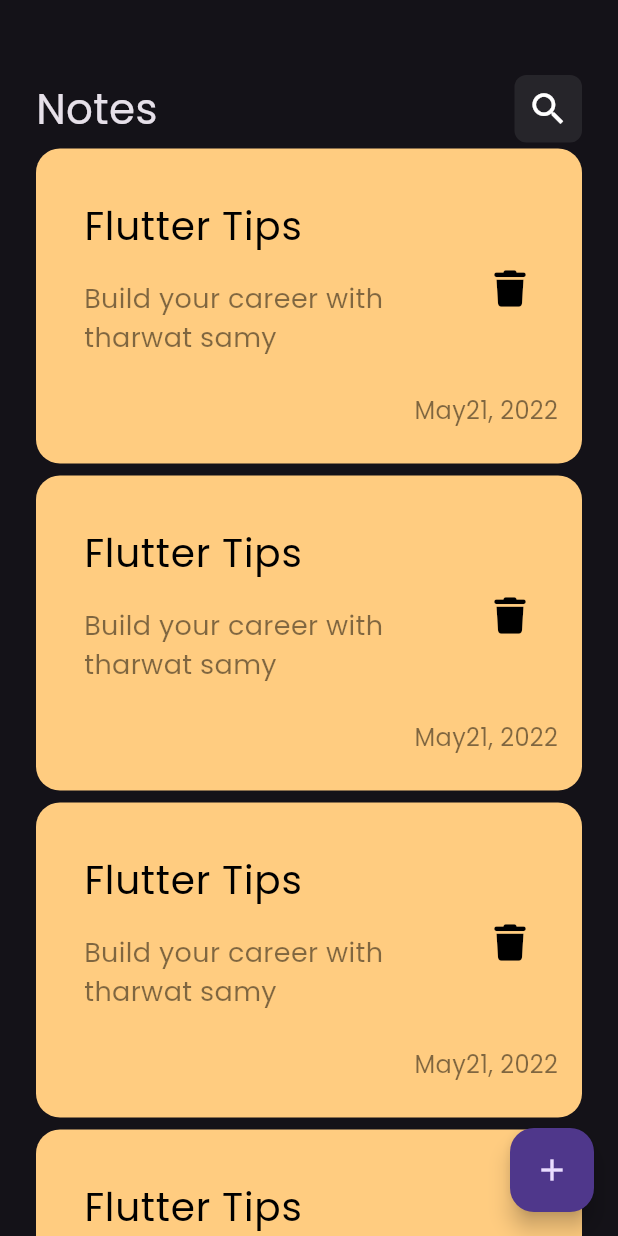
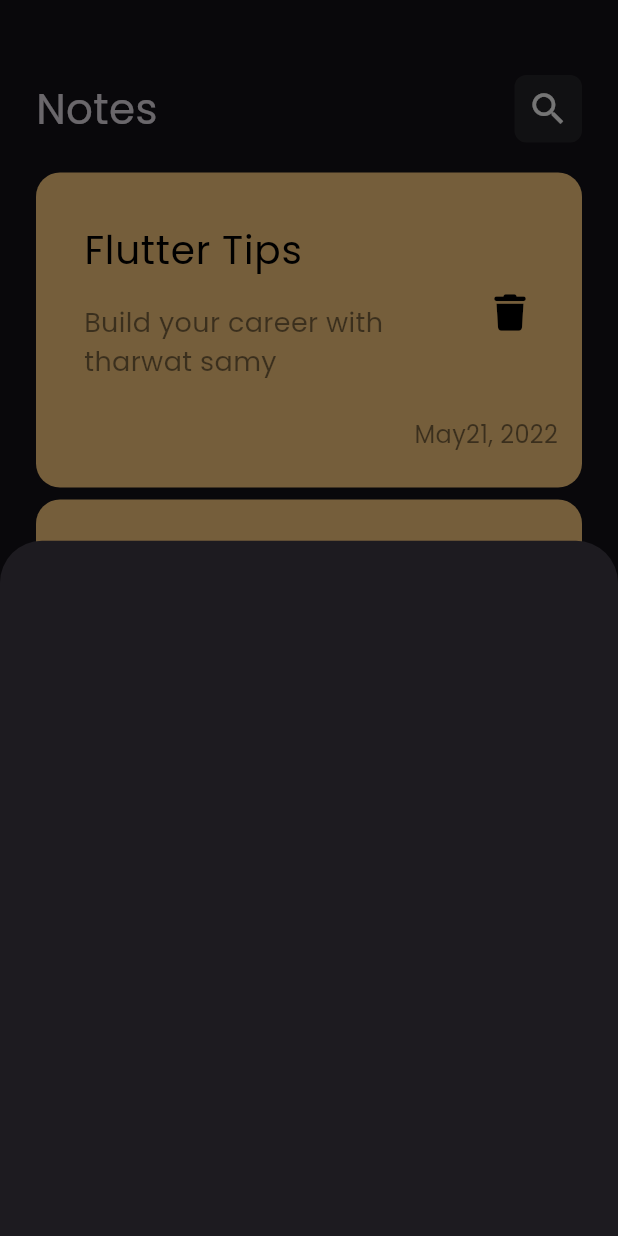
Before and after one commit to Yousef15abdelmenam/Notes_app, a Flutter app: the screen it shows after launch, after a tap on the "add" icon, on a phone screen of 412 x 824 dp. Run offline on Flutter 3.47's test engine with Material 3 defaults, Android fonts, the phone set to English and light mode, and no system bars; our stand-ins replace font_awesome_flutter.

Commit message:
add note bottom sheet

```diff
--- a/lib/views/notes_view.dart
+++ b/lib/views/notes_view.dart
@@ -1,4 +1,5 @@
 import 'package:flutter/material.dart';
+import 'package:notes_app/widgets/add_note_bottom_sheet.dart';
 import 'package:notes_app/widgets/custom_app_bar.dart';
 import 'package:notes_app/widgets/notes_view_body.dart';
 
@@ -7,8 +8,17 @@ class NotesView extends StatelessWidget {
 
   @override
   Widget build(BuildContext context) {
-    return  Scaffold(
-      floatingActionButton: FloatingActionButton(onPressed: (){}, child: Icon(Icons.add),),
+    return Scaffold(
+      floatingActionButton: FloatingActionButton(
+        onPressed: () {
+          showModalBottomSheet(
+              context: context,
+              builder: (context) {
+                return AddNoteBottomSheet();
+              });
+        },
+        child: Icon(Icons.add),
+      ),
       body: const NotesViewBody(),
     );
   }
--- /dev/null
+++ b/lib/widgets/add_note_bottom_sheet.dart
@@ -0,0 +1,10 @@
+import 'package:flutter/material.dart';
+
+class AddNoteBottomSheet extends StatelessWidget {
+  const AddNoteBottomSheet({super.key});
+
+  @override
+  Widget build(BuildContext context) {
+    return Container();
+  }
+}
--- a/lib/widgets/notes_list_view.dart
+++ b/lib/widgets/notes_list_view.dart
@@ -6,11 +6,16 @@ class NotesListView extends StatelessWidget {
 
   @override
   Widget build(BuildContext context) {
-    return ListView.builder(itemBuilder: (context, index) {
-      return Padding(
-        padding: const EdgeInsets.symmetric(vertical: 4),
-        child: NoteItem(),
-      );
-    });
+    return Padding(
+      padding: const EdgeInsets.symmetric(vertical: 16),
+      child: ListView.builder(
+          padding: EdgeInsets.zero,
+          itemBuilder: (context, index) {
+            return Padding(
+              padding: const EdgeInsets.symmetric(vertical: 4),
+              child: NoteItem(),
+            );
+          }),
+    );
   }
 }
```
